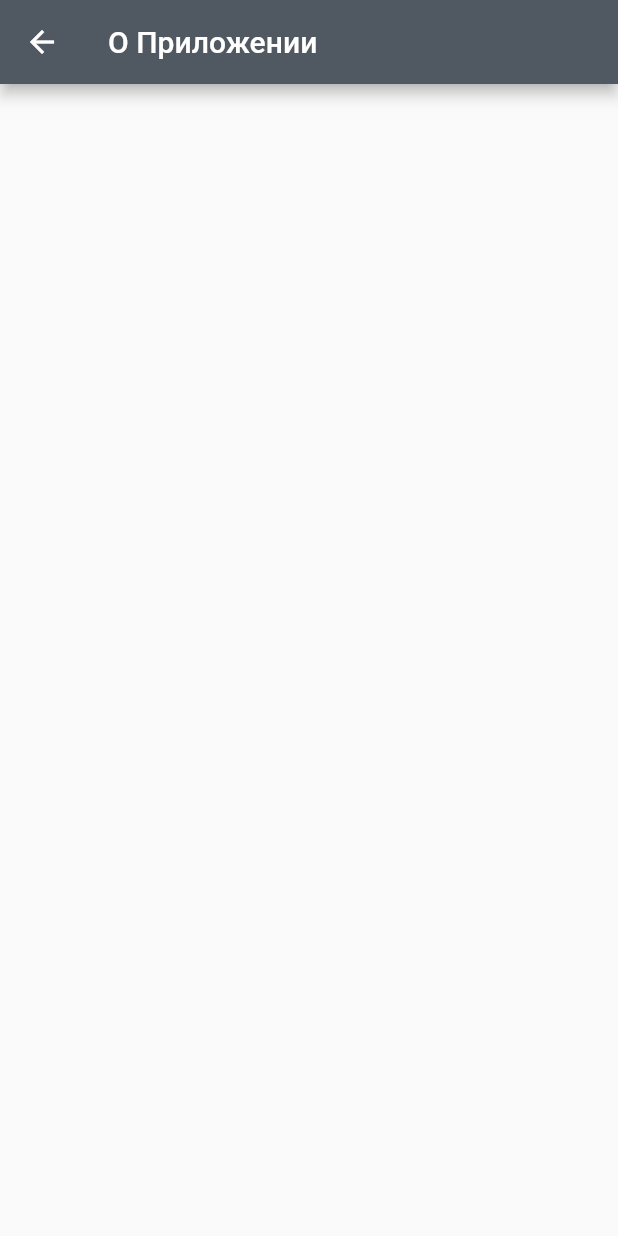
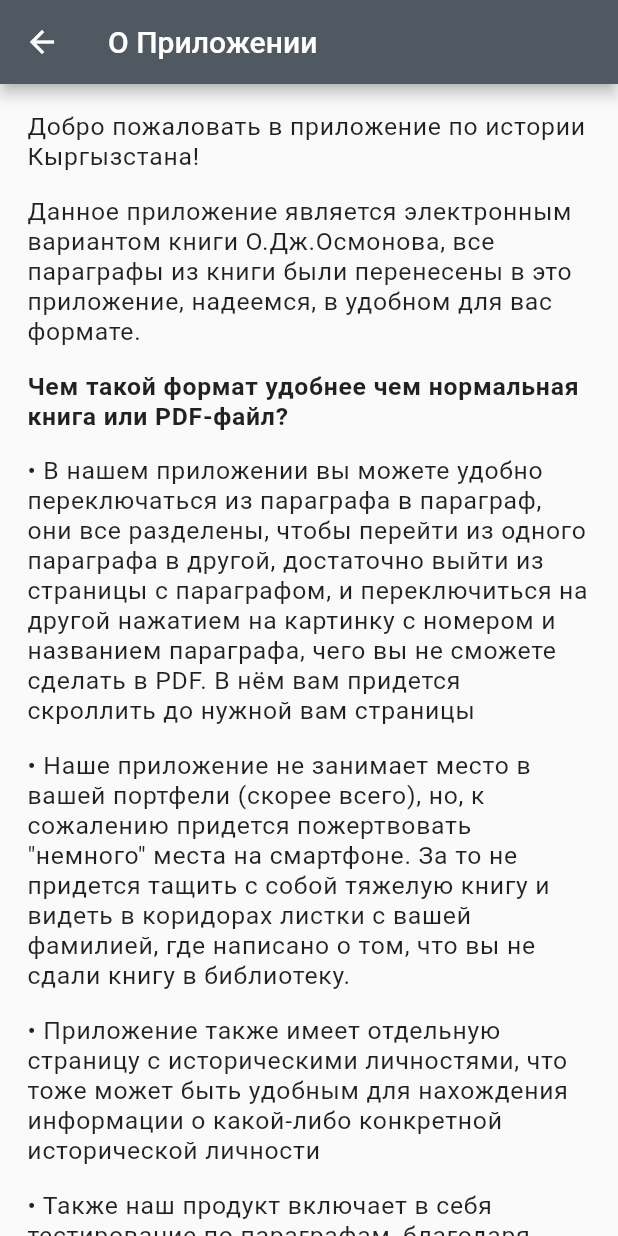
Before and after one commit to boorsoft/history-book, a Flutter app: the About screen opened by its route, on a phone screen of 412 x 824 dp. Run offline on Flutter 3.47's test engine with Material 2 defaults, Android fonts, the phone set to English and light mode, and no system bars; drawn by our look-alikes of flutter_html; Roboto replaces fonts that are missing (San Francisco).

Commit message:
About screen added

```diff
--- a/lib/pages/about.dart
+++ b/lib/pages/about.dart
@@ -1,10 +1,89 @@
 import 'package:flutter/material.dart';
+import 'package:flutter_html/flutter_html.dart';
+import 'package:historybook/style.dart';
 
 class About extends StatelessWidget {
+
+  Widget ContactBox(String _developer, String _email) {
+    return Container(
+                width: 250.0,
+                height: 70.0,
+                margin: EdgeInsets.all(5.0),
+                decoration: BoxDecoration(
+                  color: Colors.white,
+                  boxShadow: [
+                    BoxShadow(
+                      color: Colors.black.withOpacity(0.5),
+                      blurRadius: 3.5,
+                      offset: Offset(1.5, 1.5)
+                    )
+                  ]
+                ),
+                child: Column(
+                  mainAxisAlignment: MainAxisAlignment.center,
+                  children: [
+                    Text(_developer, style: TextStyle(
+                      fontWeight: FontWeight.bold,
+                    )
+                    ),
+                    Row(
+                mainAxisAlignment: MainAxisAlignment.center,
+                children: <Widget>[
+                Icon(
+                  Icons.email,
+                  color: Color.fromRGBO(80, 88, 97, 1),
+                  size: 17.0,
+                ),
+                Text(_email)
+              ]
+                ),
+                  ]
+              ),
+              );
+  }
   @override
   Widget build(BuildContext context) {
     return Scaffold(
-      appBar: AppBar(title: Text('О Приложении'))
-    );
+      appBar: AppBar(title: Text('О Приложении')),
+      body: SingleChildScrollView(
+        child: Container(
+          padding: EdgeInsets.all(10.0),
+          child: Column(
+            crossAxisAlignment: CrossAxisAlignment.center,
+            children: <Widget>[
+              Html(
+                data: """
+Добро пожаловать в приложение по истории Кыргызстана!
+<p>Данное приложение является электронным вариантом книги О.Дж.Осмонова, все параграфы из книги были перенесены в это приложение, надеемся, в удобном для вас формате. </p>
+<p><b>Чем такой формат удобнее чем нормальная книга или PDF-файл?</b></p>
+<p>• В нашем приложении вы можете удобно переключаться из параграфа в параграф, они все разделены, чтобы перейти из одного параграфа в другой, достаточно выйти из страницы с параграфом, и переключиться на другой нажатием на картинку с номером и названием параграфа, чего вы не сможете сделать в PDF. В нём вам придется скроллить до нужной вам страницы </p>
+<p>• Наше приложение не занимает место в вашей портфели (скорее всего), но, к сожалению придется пожертвовать "немного" места на смартфоне. За то не придется тащить с собой тяжелую книгу и видеть в коридорах листки с вашей фамилией, где написано о том, что вы не сдали книгу в библиотеку.</p>
+<p>• Приложение также имеет отдельную страницу с историческими личностями, что тоже может быть удобным для нахождения информации о какой-либо конкретной исторической личности</p>
+<p>• Также наш продукт включает в себя тестирование по параграфам, благодаря этому вы сможете проверить свои знания.</p>
+
+<p><b>Для чего приложение было разработано?</b></p>
+<p>Приложение было разработано по заказу Марат агая.</p>
+<p>И конечно же, по нашему желанию.</p>
+
+<p><b>Есть предложения или нашли баг?</b></p>
+<p>Если у вас есть предложения или вам пришлось встретиться лицом к лицу с багом, или с багами - пишите разработчикам, мы постараемся исправить.</p>
+                """,
+                defaultTextStyle: paragraphTextStyle,
+                useRichText: true,
+              ),
+              ContactBox('Байчик', '  zhumabek_uulu_b@iuca.kg'),
+              ContactBox('Азим', '  akmatov_az@iuca.kg'),
+              ContactBox('Тима', '  dzholdoshbekov_t@iuca.kg'),
+              Html(data: """
+<center>Спасибо за то, что пользуетесь нашим приложением! </center>
+              """,
+              defaultTextStyle: paragraphTextStyle,
+              useRichText: true,
+              )
+              ],
+              )
+          )
+        )
+      );
   }
 }
--- a/lib/pages/quiz/quiz.dart
+++ b/lib/pages/quiz/quiz.dart
@@ -1,7 +1,6 @@
 import 'dart:async';
 import 'dart:convert';
 import 'package:flutter/material.dart';
-import 'package:historybook/pages/home/home.dart';
 
 class Quiz extends StatefulWidget {
 
```
